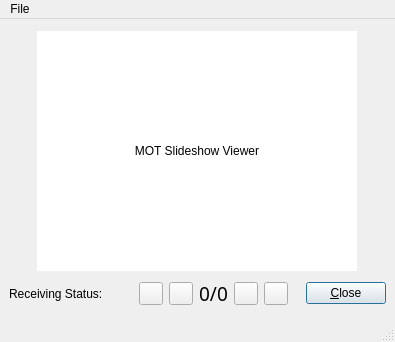
First picture: the form in dream/src/GUI-QT/SlideShowViewer.ui, repository mmjee/dream-patched, before the edit.
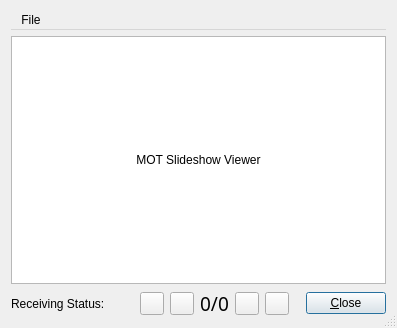
Second picture: the form after the edit. Icons and pictures are not drawn. Custom widgets are drawn as their Qt base class.

```diff
--- a/dream/src/GUI-QT/SlideShowViewer.ui
+++ b/dream/src/GUI-QT/SlideShowViewer.ui
@@ -1,13 +1,13 @@
 <?xml version="1.0" encoding="UTF-8"?>
 <ui version="4.0">
  <class>SlideShowViewer</class>
- <widget class="QMainWindow" name="SlideShowViewer">
+ <widget class="QDialog" name="SlideShowViewer">
   <property name="geometry">
    <rect>
     <x>0</x>
     <y>0</y>
-    <width>395</width>
-    <height>342</height>
+    <width>397</width>
+    <height>328</height>
    </rect>
   </property>
   <property name="windowTitle">
@@ -17,27 +17,53 @@
    <iconset resource="res/icons.qrc">
     <normaloff>:/icons/MainIcon.png</normaloff>:/icons/MainIcon.png</iconset>
   </property>
-  <widget class="QWidget" name="centralwidget">
+  <property name="sizeGripEnabled">
+   <bool>true</bool>
+  </property>
+  <layout class="QVBoxLayout" name="verticalLayout_2">
+   <item>
+    <widget class="QMenuBar" name="menubar">
+     <widget class="QMenu" name="menuFile">
+      <property name="title">
+       <string>File</string>
+      </property>
+      <addaction name="actionClear_All"/>
+      <addaction name="separator"/>
+      <addaction name="actionSave"/>
+      <addaction name="actionSave_All"/>
+      <addaction name="separator"/>
+      <addaction name="actionClose"/>
+     </widget>
+     <addaction name="menuFile"/>
+    </widget>
+   </item>
+   <item>
    <layout class="QVBoxLayout" name="verticalLayout">
     <item>
-     <layout class="QHBoxLayout" name="horizontalLayout">
-      <item>
-       <spacer name="horizontalSpacer">
-        <property name="orientation">
-         <enum>Qt::Horizontal</enum>
-        </property>
-        <property name="sizeHint" stdset="0">
-         <size>
-          <width>40</width>
-          <height>20</height>
-         </size>
-        </property>
-       </spacer>
-      </item>
+      <widget class="QFrame" name="frame">
+       <property name="sizePolicy">
+        <sizepolicy hsizetype="Expanding" vsizetype="Expanding">
+         <horstretch>0</horstretch>
+         <verstretch>0</verstretch>
+        </sizepolicy>
+       </property>
+       <property name="frameShape">
+        <enum>QFrame::StyledPanel</enum>
+       </property>
+       <property name="frameShadow">
+        <enum>QFrame::Raised</enum>
+       </property>
+       <layout class="QVBoxLayout" name="verticalLayout_3">
+        <property name="spacing">
+         <number>0</number>
+        </property>
+        <property name="margin">
+         <number>0</number>
+        </property>
       <item>
        <widget class="QLabel" name="image">
         <property name="sizePolicy">
-         <sizepolicy hsizetype="Fixed" vsizetype="Fixed">
+           <sizepolicy hsizetype="Expanding" vsizetype="Expanding">
           <horstretch>0</horstretch>
           <verstretch>0</verstretch>
          </sizepolicy>
@@ -65,20 +91,8 @@
         </property>
        </widget>
       </item>
-      <item>
-       <spacer name="horizontalSpacer_2">
-        <property name="orientation">
-         <enum>Qt::Horizontal</enum>
-        </property>
-        <property name="sizeHint" stdset="0">
-         <size>
-          <width>40</width>
-          <height>20</height>
-         </size>
-        </property>
-       </spacer>
-      </item>
-     </layout>
+       </layout>
+      </widget>
     </item>
     <item>
      <layout class="QHBoxLayout" name="_2">
@@ -228,30 +242,8 @@
      </layout>
     </item>
    </layout>
-  </widget>
-  <widget class="QMenuBar" name="menubar">
-   <property name="geometry">
-    <rect>
-     <x>0</x>
-     <y>0</y>
-     <width>395</width>
-     <height>25</height>
-    </rect>
-   </property>
-   <widget class="QMenu" name="menuFile">
-    <property name="title">
-     <string>File</string>
-    </property>
-    <addaction name="actionClear_All"/>
-    <addaction name="separator"/>
-    <addaction name="actionSave"/>
-    <addaction name="actionSave_All"/>
-    <addaction name="separator"/>
-    <addaction name="actionClose"/>
-   </widget>
-   <addaction name="menuFile"/>
-  </widget>
-  <widget class="QStatusBar" name="statusbar"/>
+   </item>
+  </layout>
   <action name="actionClear_All">
    <property name="text">
     <string>Clear All</string>
```
Lines whose indentation alone changed are shown as unchanged.
